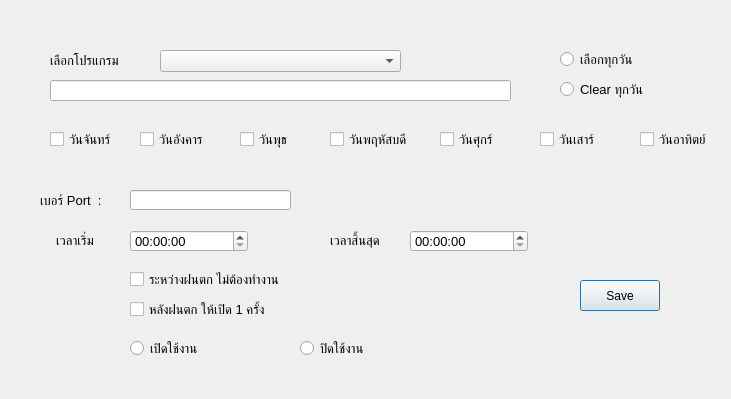
Qt form frmtimer1.ui (eploentham/TimerWater) before a commit.
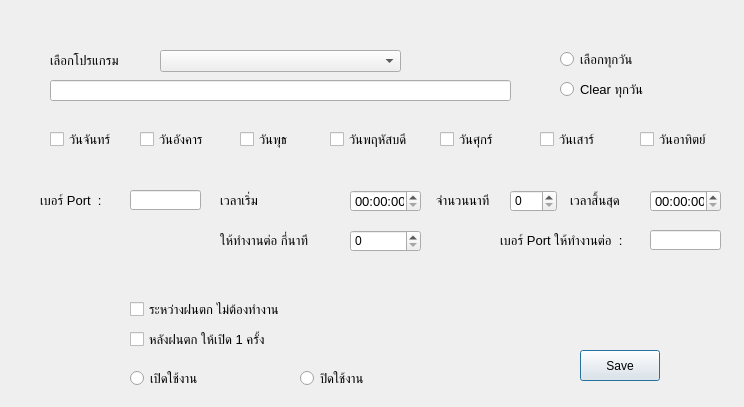
The same form after that commit.

```diff
--- a/frmtimer1.ui
+++ b/frmtimer1.ui
@@ -6,8 +6,8 @@
    <rect>
     <x>0</x>
     <y>0</y>
-    <width>731</width>
-    <height>399</height>
+    <width>744</width>
+    <height>407</height>
    </rect>
   </property>
   <property name="windowTitle">
@@ -149,8 +149,8 @@
   <widget class="QLabel" name="label_2">
    <property name="geometry">
     <rect>
-     <x>330</x>
-     <y>230</y>
+     <x>570</x>
+     <y>190</y>
      <width>61</width>
      <height>20</height>
     </rect>
@@ -168,7 +168,7 @@
    <property name="geometry">
     <rect>
      <x>580</x>
-     <y>280</y>
+     <y>350</y>
      <width>80</width>
      <height>31</height>
     </rect>
@@ -180,8 +180,8 @@
   <widget class="QLabel" name="label">
    <property name="geometry">
     <rect>
-     <x>56</x>
-     <y>230</y>
+     <x>220</x>
+     <y>190</y>
      <width>51</width>
      <height>20</height>
     </rect>
@@ -252,9 +252,9 @@
   <widget class="QTimeEdit" name="timeEditStart">
    <property name="geometry">
     <rect>
-     <x>130</x>
-     <y>230</y>
-     <width>118</width>
+     <x>350</x>
+     <y>190</y>
+     <width>71</width>
      <height>22</height>
     </rect>
    </property>
@@ -285,9 +285,9 @@
   <widget class="QTimeEdit" name="timeEditEnd">
    <property name="geometry">
     <rect>
-     <x>410</x>
-     <y>230</y>
-     <width>118</width>
+     <x>650</x>
+     <y>190</y>
+     <width>71</width>
      <height>22</height>
     </rect>
    </property>
@@ -301,7 +301,7 @@
    <property name="geometry">
     <rect>
      <x>130</x>
-     <y>340</y>
+     <y>370</y>
      <width>82</width>
      <height>17</height>
     </rect>
@@ -319,7 +319,7 @@
    <property name="geometry">
     <rect>
      <x>300</x>
-     <y>340</y>
+     <y>370</y>
      <width>82</width>
      <height>17</height>
     </rect>
@@ -356,7 +356,7 @@
     <rect>
      <x>130</x>
      <y>190</y>
-     <width>161</width>
+     <width>71</width>
      <height>20</height>
     </rect>
    </property>
@@ -370,7 +370,7 @@
    <property name="geometry">
     <rect>
      <x>130</x>
-     <y>270</y>
+     <y>300</y>
      <width>261</width>
      <height>19</height>
     </rect>
@@ -388,7 +388,7 @@
    <property name="geometry">
     <rect>
      <x>130</x>
-     <y>300</y>
+     <y>330</y>
      <width>261</width>
      <height>19</height>
     </rect>
@@ -402,6 +402,95 @@
     <string>หลังฝนตก ให้เปิด 1 ครั้ง</string>
    </property>
   </widget>
+  <widget class="QLabel" name="label_4">
+   <property name="geometry">
+    <rect>
+     <x>436</x>
+     <y>190</y>
+     <width>61</width>
+     <height>20</height>
+    </rect>
+   </property>
+   <property name="font">
+    <font>
+     <pointsize>10</pointsize>
+    </font>
+   </property>
+   <property name="text">
+    <string>จำนวนนาที</string>
+   </property>
+  </widget>
+  <widget class="QSpinBox" name="spinBox">
+   <property name="geometry">
+    <rect>
+     <x>510</x>
+     <y>190</y>
+     <width>47</width>
+     <height>22</height>
+    </rect>
+   </property>
+  </widget>
+  <widget class="QLabel" name="label_10">
+   <property name="geometry">
+    <rect>
+     <x>500</x>
+     <y>230</y>
+     <width>141</width>
+     <height>20</height>
+    </rect>
+   </property>
+   <property name="font">
+    <font>
+     <pointsize>10</pointsize>
+    </font>
+   </property>
+   <property name="text">
+    <string>เบอร์ Port ให้ทำงานต่อ  :</string>
+   </property>
+  </widget>
+  <widget class="QLineEdit" name="txtPort_2">
+   <property name="geometry">
+    <rect>
+     <x>650</x>
+     <y>230</y>
+     <width>71</width>
+     <height>20</height>
+    </rect>
+   </property>
+   <property name="font">
+    <font>
+     <pointsize>10</pointsize>
+    </font>
+   </property>
+  </widget>
+  <widget class="QLabel" name="label_5">
+   <property name="geometry">
+    <rect>
+     <x>220</x>
+     <y>230</y>
+     <width>121</width>
+     <height>20</height>
+    </rect>
+   </property>
+   <property name="font">
+    <font>
+     <pointsize>10</pointsize>
+    </font>
+   </property>
+   <property name="text">
+    <string>ให้ทำงานต่อ กี่นาที</string>
+   </property>
+  </widget>
+  <widget class="QSpinBox" name="spinBox_2">
+   <property name="geometry">
+    <rect>
+     <x>350</x>
+     <y>230</y>
+     <width>71</width>
+     <height>22</height>
+    </rect>
+   </property>
+  </widget>
  </widget>
  <resources/>
  <connections/>
```
